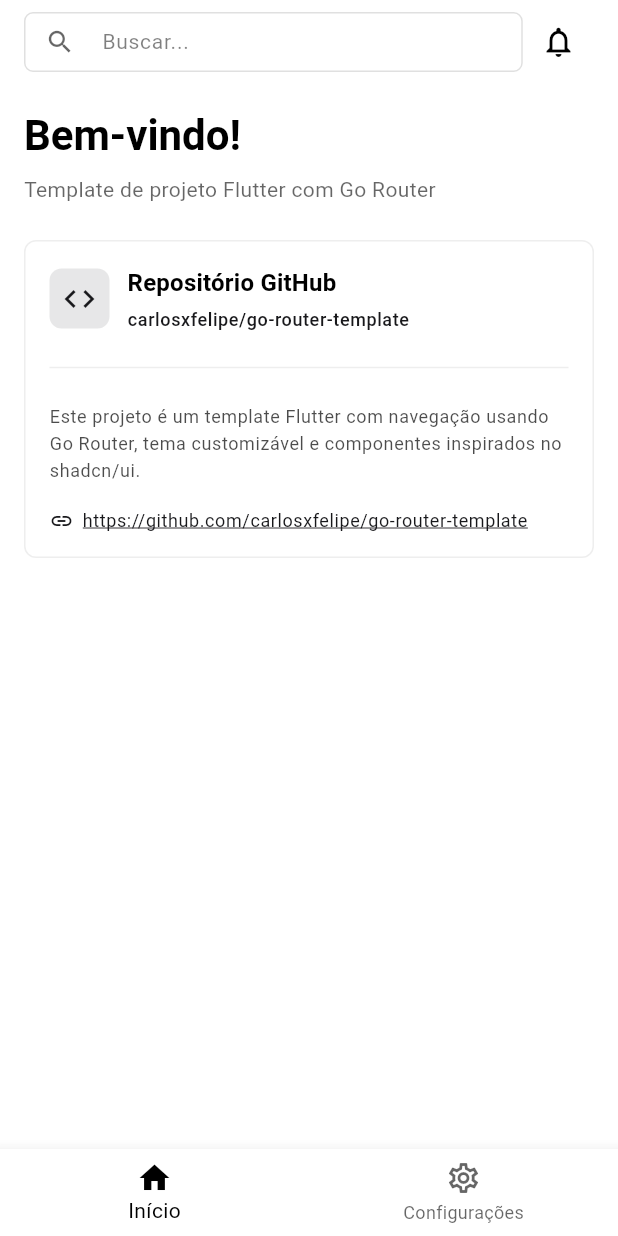
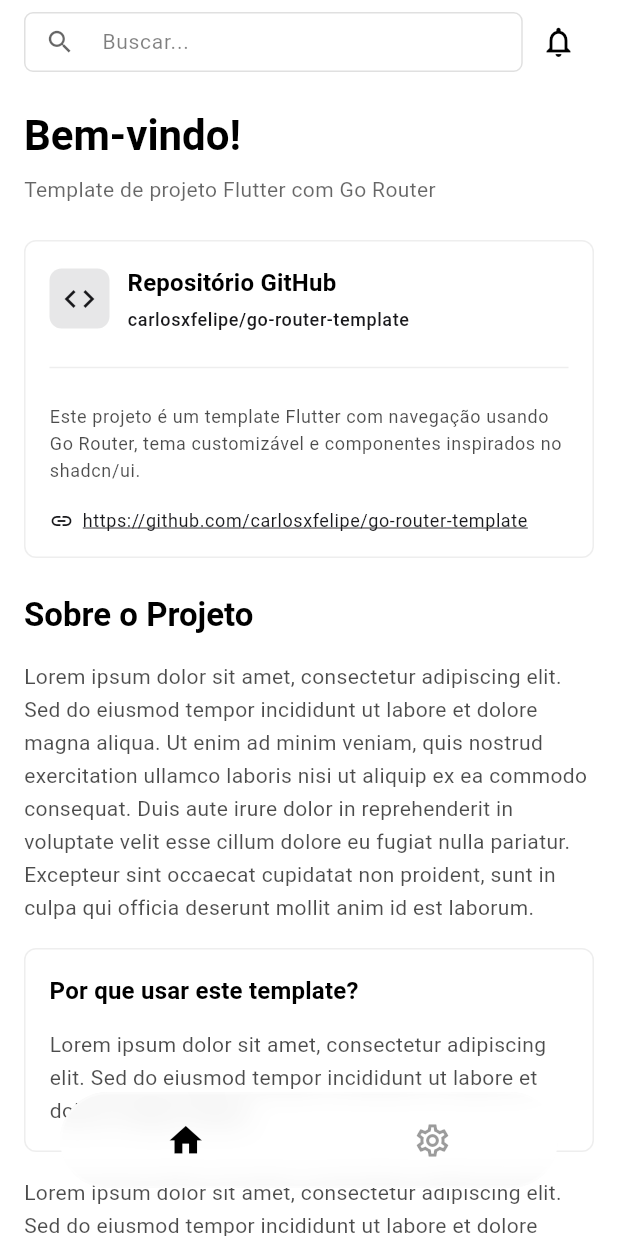
Before and after one commit to carlosxfelipe/go-router-template, a Flutter app: the screen it shows after launch, on a phone screen of 412 x 824 dp. Run offline on Flutter 3.47's test engine with Material 3 defaults, Android fonts, the phone set to English and light mode, and no system bars; our stand-ins replace go_router.

Commit message:
feat: Implement a custom glassmorphism bottom navigation bar and add new content sections to the home screen.

```diff
--- a/lib/screens/home_screen.dart
+++ b/lib/screens/home_screen.dart
@@ -8,6 +8,7 @@ class HomeScreen extends StatelessWidget {
   Widget build(BuildContext context) {
     return CustomBottomNavigationBar(
       currentIndex: 0, // Índice correspondente à página de "Início"
+      isGlass: true,
       child: Scaffold(
         appBar: SearchAppBar(
           icon: Icons.notifications_outlined,
@@ -28,8 +29,14 @@ class HomeBody extends StatelessWidget {
   Widget build(BuildContext context) {
     final theme = Theme.of(context);
 
-    return Padding(
-      padding: const EdgeInsets.all(16),
+    return SingleChildScrollView(
+      physics: const BouncingScrollPhysics(),
+      padding: const EdgeInsets.fromLTRB(
+        16,
+        16,
+        16,
+        120,
+      ), // Padding extra no fundo para o dock
       child: Column(
         crossAxisAlignment: CrossAxisAlignment.start,
         children: [
@@ -124,8 +131,49 @@ class HomeBody extends StatelessWidget {
               ],
             ),
           ),
+          const SizedBox(height: 24),
+          Text(
+            'Sobre o Projeto',
+            style: theme.textTheme.titleLarge?.copyWith(
+              fontWeight: FontWeight.w600,
+            ),
+          ),
+          const SizedBox(height: 16),
+          _buildLoremIpsum(theme),
+          const SizedBox(height: 16),
+          CustomCard(
+            child: Column(
+              crossAxisAlignment: CrossAxisAlignment.start,
+              children: [
+                Text(
+                  'Por que usar este template?',
+                  style: theme.textTheme.titleMedium?.copyWith(
+                    fontWeight: FontWeight.w600,
+                  ),
+                ),
+                const SizedBox(height: 12),
+                _buildLoremIpsum(theme, short: true),
+              ],
+            ),
+          ),
+          const SizedBox(height: 16),
+          _buildLoremIpsum(theme),
+          const SizedBox(height: 16),
+          _buildLoremIpsum(theme),
         ],
       ),
     );
   }
+
+  Widget _buildLoremIpsum(ThemeData theme, {bool short = false}) {
+    return Text(
+      short
+          ? 'Lorem ipsum dolor sit amet, consectetur adipiscing elit. Sed do eiusmod tempor incididunt ut labore et dolore magna aliqua.'
+          : 'Lorem ipsum dolor sit amet, consectetur adipiscing elit. Sed do eiusmod tempor incididunt ut labore et dolore magna aliqua. Ut enim ad minim veniam, quis nostrud exercitation ullamco laboris nisi ut aliquip ex ea commodo consequat. Duis aute irure dolor in reprehenderit in voluptate velit esse cillum dolore eu fugiat nulla pariatur. Excepteur sint occaecat cupidatat non proident, sunt in culpa qui officia deserunt mollit anim id est laborum.',
+      style: theme.textTheme.bodyMedium?.copyWith(
+        color: theme.colorScheme.onSurface.withAlpha(179),
+        height: 1.6,
+      ),
+    );
+  }
 }
--- a/lib/widgets/layout/custom_bottom_navigation_bar.dart
+++ b/lib/widgets/layout/custom_bottom_navigation_bar.dart
@@ -1,3 +1,4 @@
+import 'dart:ui';
 import 'package:flutter/material.dart';
 import 'package:go_router/go_router.dart';
 import 'package:flutter/foundation.dart';
@@ -5,11 +6,13 @@ import 'package:flutter/foundation.dart';
 class CustomBottomNavigationBar extends StatefulWidget {
   final int currentIndex;
   final Widget child;
+  final bool isGlass;
 
   const CustomBottomNavigationBar({
     super.key,
     required this.currentIndex,
     required this.child,
+    this.isGlass = false,
   });
 
   @override
@@ -37,36 +40,101 @@ class _CustomBottomNavigationBarState extends State<CustomBottomNavigationBar> {
     final isDarkMode = theme.brightness == Brightness.dark;
 
     return Scaffold(
-      body: SafeArea(child: widget.child),
+      extendBody: true,
+      body: SafeArea(bottom: false, child: widget.child),
       bottomNavigationBar:
           MediaQuery.of(context).orientation == Orientation.landscape && !kIsWeb
           ? null
-          : BottomNavigationBar(
-              currentIndex: widget.currentIndex,
-              onTap: _onItemTapped,
-              backgroundColor: theme.scaffoldBackgroundColor,
-              selectedItemColor: isDarkMode ? Colors.white : Colors.black,
-              unselectedItemColor: theme.colorScheme.onSurface.withAlpha(
-                (0.6 * 255).toInt(),
+          : Padding(
+              padding: const EdgeInsets.fromLTRB(40, 0, 40, 32),
+              child: ClipRRect(
+                borderRadius: BorderRadius.circular(32),
+                child: widget.isGlass
+                    ? BackdropFilter(
+                        filter: ImageFilter.blur(sigmaX: 10, sigmaY: 10),
+                        child: _buildDock(isDarkMode, theme),
+                      )
+                    : _buildDock(isDarkMode, theme),
               ),
-              type: BottomNavigationBarType.fixed,
-              items: [
-                BottomNavigationBarItem(
-                  icon: Icon(
-                    widget.currentIndex == 0 ? Icons.home : Icons.home_outlined,
             ),
-                  label: 'Início',
+    );
+  }
+
+  Widget _buildDock(bool isDarkMode, ThemeData theme) {
+    return Container(
+      height: 64,
+      decoration: BoxDecoration(
+        color: widget.isGlass
+            ? (isDarkMode
+                  ? Colors.white.withAlpha(20)
+                  : Colors.white.withAlpha(150))
+            : (isDarkMode
+                  ? theme.colorScheme.surface
+                  : theme.colorScheme.surface),
+        borderRadius: BorderRadius.circular(32),
+        boxShadow: widget.isGlass
+            ? null
+            : [
+                BoxShadow(
+                  color: Colors.black.withAlpha(isDarkMode ? 120 : 40),
+                  blurRadius: 25,
+                  offset: const Offset(0, 8),
                 ),
-                BottomNavigationBarItem(
-                  icon: Icon(
-                    widget.currentIndex == 1
+              ],
+        border: Border.all(
+          color: isDarkMode
+              ? Colors.white.withAlpha(30)
+              : (widget.isGlass
+                    ? Colors.white.withAlpha(100)
+                    : Colors.black.withAlpha(10)),
+          width: 1.5,
+        ),
+      ),
+      child: Row(
+        mainAxisAlignment: MainAxisAlignment.spaceEvenly,
+        children: [
+          _buildNavItem(
+            index: 0,
+            icon: widget.currentIndex == 0 ? Icons.home : Icons.home_outlined,
+            isDarkMode: isDarkMode,
+          ),
+          _buildNavItem(
+            index: 1,
+            icon: widget.currentIndex == 1
                 ? Icons.settings
                 : Icons.settings_outlined,
-                  ),
-                  label: 'Configurações',
+            isDarkMode: isDarkMode,
           ),
         ],
       ),
     );
   }
+
+  Widget _buildNavItem({
+    required int index,
+    required IconData icon,
+    required bool isDarkMode,
+  }) {
+    final isSelected = widget.currentIndex == index;
+    final theme = Theme.of(context);
+
+    return Expanded(
+      child: InkWell(
+        onTap: () => _onItemTapped(index),
+        borderRadius: BorderRadius.circular(32),
+        child: SizedBox(
+          height: 64,
+          child: Center(
+            child: Icon(
+              icon,
+              size: 26,
+              color: isSelected
+                  ? (isDarkMode ? Colors.white : Colors.black)
+                  : theme.colorScheme.onSurface.withAlpha(100),
+            ),
+          ),
+        ),
+      ),
+    );
   }
+}
```
Lines whose indentation alone changed are shown as unchanged.
